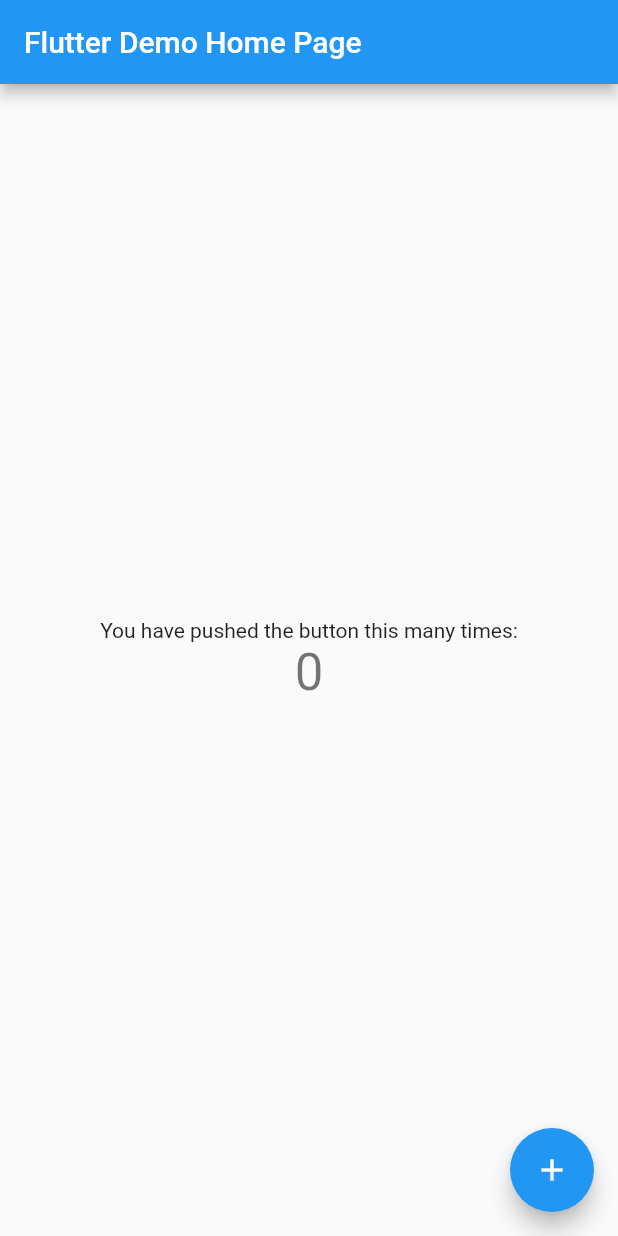
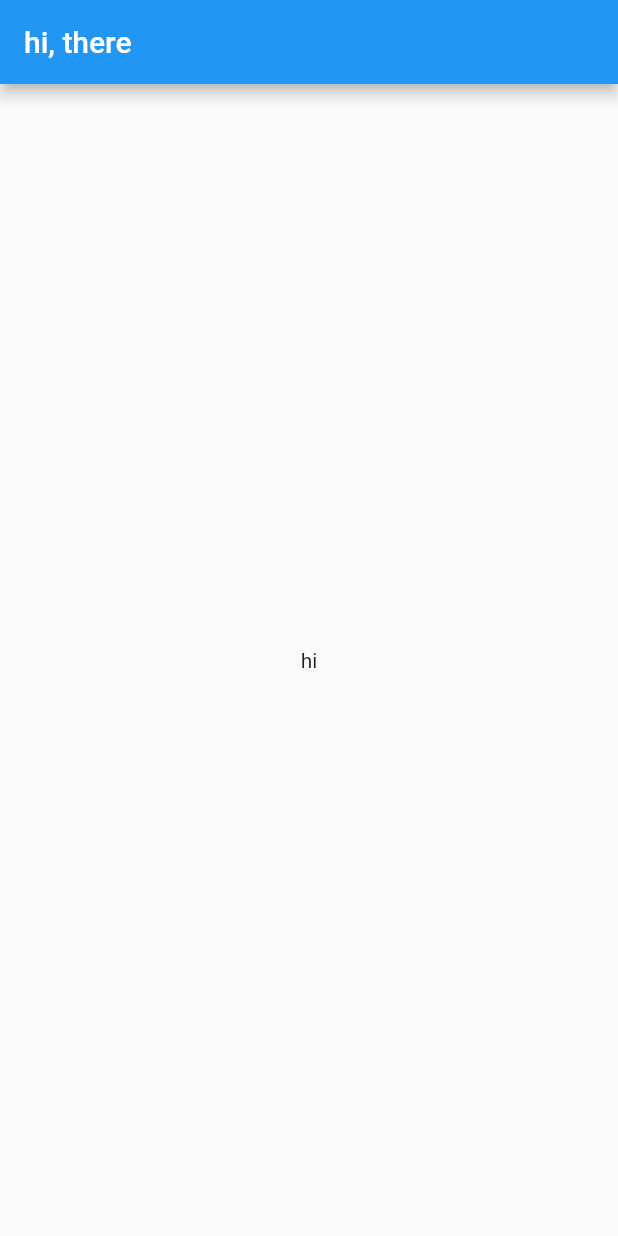
Before and after one commit to greyhawk16/flutter-prtc, a Flutter app: the screen it shows after launch, on a phone screen of 412 x 824 dp. Run offline on Flutter 3.47's test engine with Material 2 defaults, Android fonts, the phone set to English and light mode, and no system bars.

Commit message:
Update main.dart

```diff
--- a/lib/main.dart
+++ b/lib/main.dart
@@ -1,115 +1,21 @@
 import 'package:flutter/material.dart';
 
 void main() {
-  runApp(const MyApp());
+  runApp(App());
 }
 
-class MyApp extends StatelessWidget {
-  const MyApp({super.key});
-
-  // This widget is the root of your application.
+class App extends StatelessWidget {
   @override
   Widget build(BuildContext context) {
     return MaterialApp(
-      title: 'Flutter Demo',
-      theme: ThemeData(
-        // This is the theme of your application.
-        //
-        // Try running your application with "flutter run". You'll see the
-        // application has a blue toolbar. Then, without quitting the app, try
-        // changing the primarySwatch below to Colors.green and then invoke
-        // "hot reload" (press "r" in the console where you ran "flutter run",
-        // or simply save your changes to "hot reload" in a Flutter IDE).
-        // Notice that the counter didn't reset back to zero; the application
-        // is not restarted.
-        primarySwatch: Colors.blue,
+      home: Scaffold(
+        appBar: AppBar(
+          title: Text('hi, there'),
+        ),
+        body: Center(
+          child: Text('hi'),
+        ),
       ),
-      home: const MyHomePage(title: 'Flutter Demo Home Page'),
     );
   }
 }
-
-class MyHomePage extends StatefulWidget {
-  const MyHomePage({super.key, required this.title});
-
-  // This widget is the home page of your application. It is stateful, meaning
-  // that it has a State object (defined below) that contains fields that affect
-  // how it looks.
-
-  // This class is the configuration for the state. It holds the values (in this
-  // case the title) provided by the parent (in this case the App widget) and
-  // used by the build method of the State. Fields in a Widget subclass are
-  // always marked "final".
-
-  final String title;
-
-  @override
-  State<MyHomePage> createState() => _MyHomePageState();
-}
-
-class _MyHomePageState extends State<MyHomePage> {
-  int _counter = 0;
-
-  void _incrementCounter() {
-    setState(() {
-      // This call to setState tells the Flutter framework that something has
-      // changed in this State, which causes it to rerun the build method below
-      // so that the display can reflect the updated values. If we changed
-      // _counter without calling setState(), then the build method would not be
-      // called again, and so nothing would appear to happen.
-      _counter++;
-    });
-  }
-
-  @override
-  Widget build(BuildContext context) {
-    // This method is rerun every time setState is called, for instance as done
-    // by the _incrementCounter method above.
-    //
-    // The Flutter framework has been optimized to make rerunning build methods
-    // fast, so that you can just rebuild anything that needs updating rather
-    // than having to individually change instances of widgets.
-    return Scaffold(
-      appBar: AppBar(
-        // Here we take the value from the MyHomePage object that was created by
-        // the App.build method, and use it to set our appbar title.
-        title: Text(widget.title),
-      ),
-      body: Center(
-        // Center is a layout widget. It takes a single child and positions it
-        // in the middle of the parent.
-        child: Column(
-          // Column is also a layout widget. It takes a list of children and
-          // arranges them vertically. By default, it sizes itself to fit its
-          // children horizontally, and tries to be as tall as its parent.
-          //
-          // Invoke "debug painting" (press "p" in the console, choose the
-          // "Toggle Debug Paint" action from the Flutter Inspector in Android
-          // Studio, or the "Toggle Debug Paint" command in Visual Studio Code)
-          // to see the wireframe for each widget.
-          //
-          // Column has various properties to control how it sizes itself and
-          // how it positions its children. Here we use mainAxisAlignment to
-          // center the children vertically; the main axis here is the vertical
-          // axis because Columns are vertical (the cross axis would be
-          // horizontal).
-          mainAxisAlignment: MainAxisAlignment.center,
-          children: <Widget>[
-            const Text(
-              'You have pushed the button this many times:',
-            ),
-            Text(
-              '$_counter',
-              style: Theme.of(context).textTheme.headlineMedium,
-            ),
-          ],
-        ),
-      ),
-      floatingActionButton: FloatingActionButton(
-        onPressed: _incrementCounter,
-        tooltip: 'Increment',
-        child: const Icon(Icons.add),
-      ), // This trailing comma makes auto-formatting nicer for build methods.
-    );
-  }
-}
```
